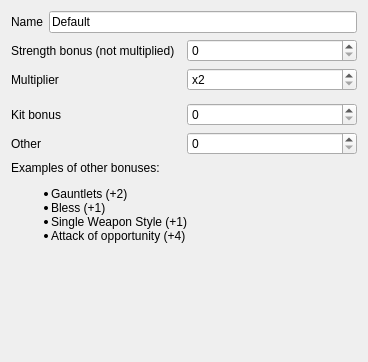
Before: the Qt Designer form src/backstabsetup.ui in moebiusproject/moebiustoolkit, drawn with Qt 5; both pictures show x 0 to 368 and y 0 to 362 of the 368 by 632 pixel window.
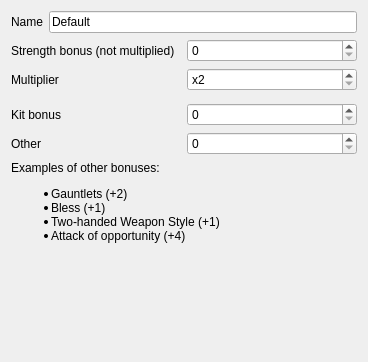
After: the same form once the commit is applied. Custom widgets are drawn as their Qt base class.

Commit message: Correct the weapon style that makes sense

Diff of the .ui file:
```diff
--- a/src/backstabsetup.ui
+++ b/src/backstabsetup.ui
@@ -103,7 +103,7 @@
    <item>
     <widget class="QLabel" name="label">
      <property name="text">
-      <string>&lt;html&gt;&lt;head/&gt;&lt;body&gt;&lt;p&gt;Examples of other bonuses:&lt;/p&gt;&lt;ul style=&quot;margin-top: 0px; margin-bottom: 0px; margin-left: 0px; margin-right: 0px; -qt-list-indent: 1;&quot;&gt;&lt;li style=&quot; margin-top:12px; margin-bottom:0px; margin-left:0px; margin-right:0px; -qt-block-indent:0; text-indent:0px;&quot;&gt;Gauntlets (+2)&lt;/li&gt;&lt;li style=&quot; margin-top:0px; margin-bottom:0px; margin-left:0px; margin-right:0px; -qt-block-indent:0; text-indent:0px;&quot;&gt;Bless (+1)&lt;/li&gt;&lt;li style=&quot; margin-top:0px; margin-bottom:0px; margin-left:0px; margin-right:0px; -qt-block-indent:0; text-indent:0px;&quot;&gt;Single Weapon Style (+1)&lt;/li&gt;&lt;li style=&quot; margin-top:0px; margin-bottom:12px; margin-left:0px; margin-right:0px; -qt-block-indent:0; text-indent:0px;&quot;&gt;Attack of opportunity (+4)&lt;/li&gt;&lt;/ul&gt;&lt;/body&gt;&lt;/html&gt;</string>
+      <string>&lt;html&gt;&lt;head/&gt;&lt;body&gt;&lt;p&gt;Examples of other bonuses:&lt;/p&gt;&lt;ul style=&quot;margin-top: 0px; margin-bottom: 0px; margin-left: 0px; margin-right: 0px; -qt-list-indent: 1;&quot;&gt;&lt;li style=&quot; margin-top:12px; margin-bottom:0px; margin-left:0px; margin-right:0px; -qt-block-indent:0; text-indent:0px;&quot;&gt;Gauntlets (+2)&lt;/li&gt;&lt;li style=&quot; margin-top:0px; margin-bottom:0px; margin-left:0px; margin-right:0px; -qt-block-indent:0; text-indent:0px;&quot;&gt;Bless (+1)&lt;/li&gt;&lt;li style=&quot; margin-top:0px; margin-bottom:0px; margin-left:0px; margin-right:0px; -qt-block-indent:0; text-indent:0px;&quot;&gt;Two-handed Weapon Style (+1)&lt;/li&gt;&lt;li style=&quot; margin-top:0px; margin-bottom:12px; margin-left:0px; margin-right:0px; -qt-block-indent:0; text-indent:0px;&quot;&gt;Attack of opportunity (+4)&lt;/li&gt;&lt;/ul&gt;&lt;/body&gt;&lt;/html&gt;</string>
      </property>
      <property name="textFormat">
       <enum>Qt::RichText</enum>
```
